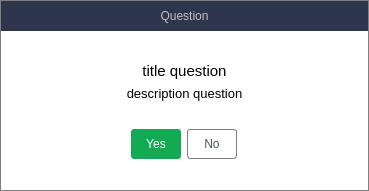
The window that ui/askpopup.ui (Covalia/standalone-deployer) describes before a commit, drawn with Qt 5.
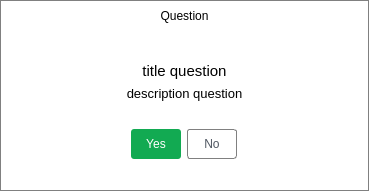
The same window after the commit.

What changed in the file:
```diff
--- a/ui/askpopup.ui
+++ b/ui/askpopup.ui
@@ -67,8 +67,8 @@
         </size>
        </property>
        <property name="styleSheet">
-        <string notr="true">background : #2d364c;
-color : #bebebe;</string>
+        <string notr="true">background : @color-panel-background-border;
+color : @color-text-gray;</string>
        </property>
        <property name="text">
         <string>Question</string>
```
